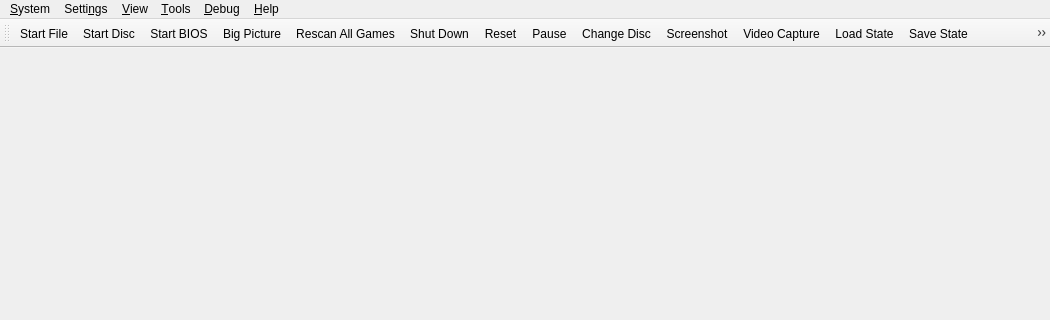
Qt form pcsx2-qt/MainWindow.ui (solid1353/pcsx2) before a commit; both pictures show x 0 to 1050 and y 0 to 320 of the 1050 by 666 pixel window.
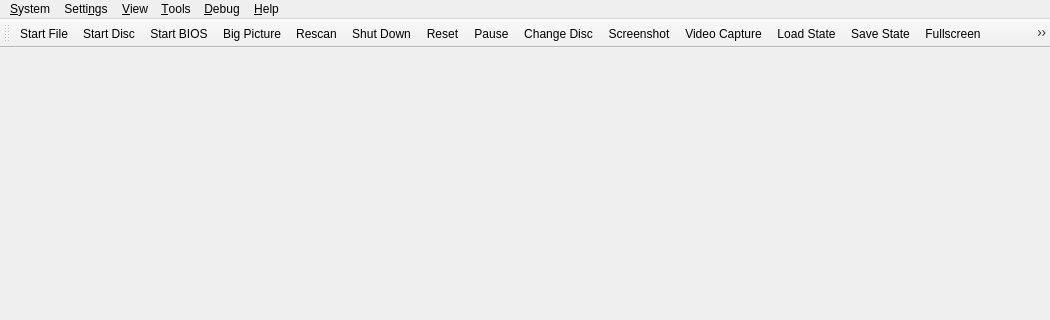
The same form after that commit. Icons and pictures are not drawn.

Commit message: Shorten the game rescan toolbar label

```diff
--- a/pcsx2-qt/MainWindow.ui
+++ b/pcsx2-qt/MainWindow.ui
@@ -332,6 +332,9 @@
    <property name="text">
     <string>&amp;Rescan All Games</string>
    </property>
+   <property name="iconText">
+    <string comment="In Toolbar">Rescan</string>
+   </property>
   </action>
   <action name="actionPowerOff">
    <property name="icon">
```
